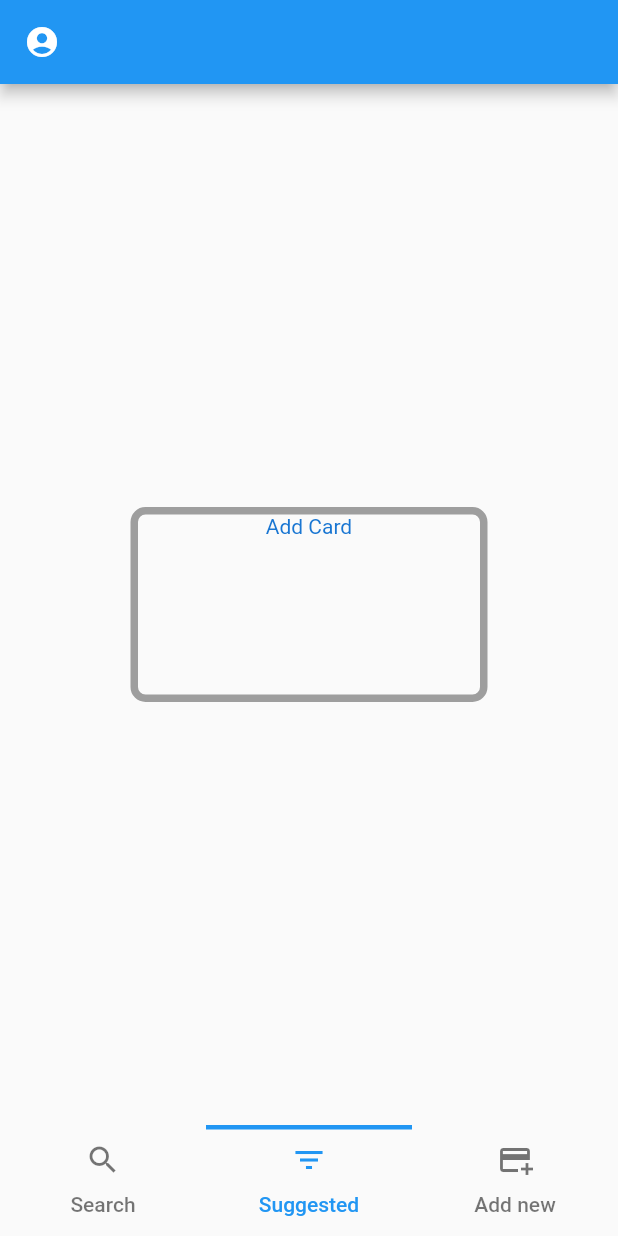
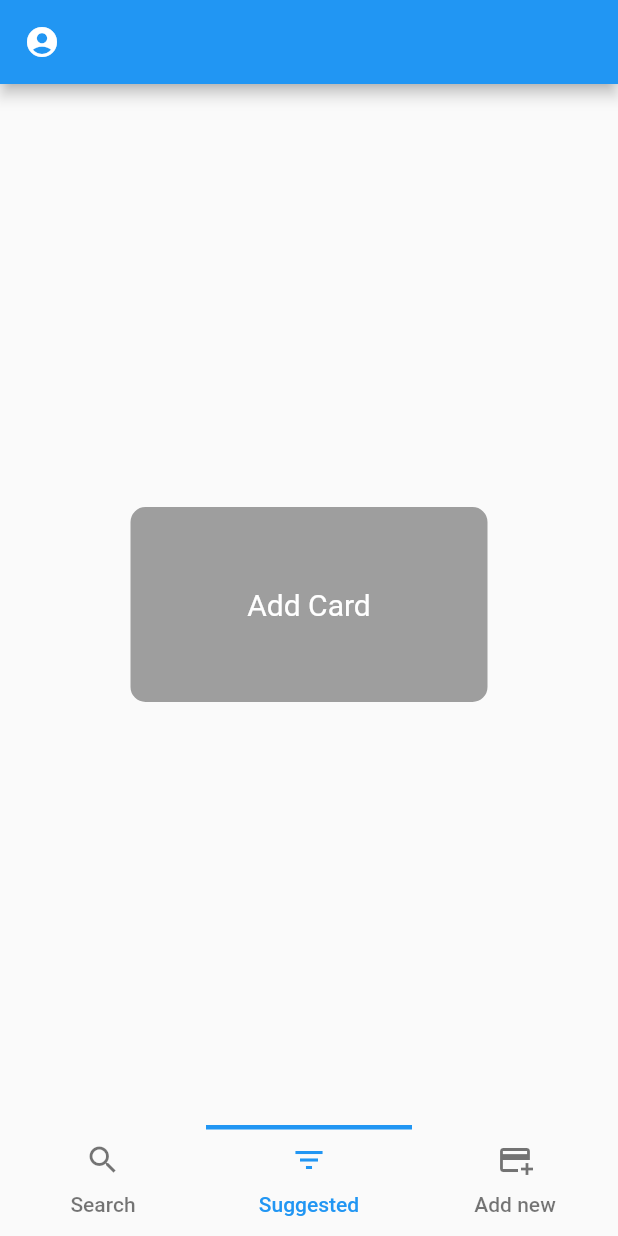
Before and after one commit to Alex1um/Red-FAlcons, a Flutter app: the screen it shows after launch, on a phone screen of 412 x 824 dp. Run offline on Flutter 3.47's test engine with Material 2 defaults, Android fonts, the phone set to English and light mode, and no system bars; our stand-ins replace barcode_widget, equatable, flutter_secure_storage, location, shared_preferences; missing offline and left inert: filter_list, mobile_scanner, requests; accounts and stored records are empty.

Commit message:
main screen add card

```diff
--- a/quick_wallet_app/lib/card.dart
+++ b/quick_wallet_app/lib/card.dart
@@ -84,6 +84,7 @@ class UserCard extends StatelessWidget {
       width: cardWidth,
       margin: const EdgeInsets.all(10.0),
       decoration: BoxDecoration(
+        color: Colors.grey,
         // Decoration
         // image: DecorationImage(
         //     image: NetworkImage('https://yandex.ru/images/search?text=mastercard%20picture&from=tabbar&p=1&pos=37&rpt=simage&img_url=http%3A%2F%2Fmemberscommunitycu.org%2Fwp-content%2Fuploads%2F2018%2F06%2FMastercard-01.png&lr=65')
@@ -95,13 +96,15 @@ class UserCard extends StatelessWidget {
         borderRadius: const BorderRadius.all(Radius.circular(10)),
       ),
       child: Column(
-        textDirection: TextDirection.ltr,
-        crossAxisAlignment: CrossAxisAlignment.center,
+        // textDirection: TextDirection.ltr,
+        crossAxisAlignment: CrossAxisAlignment.start,
         mainAxisAlignment: MainAxisAlignment.spaceBetween,
         children: <Widget>[
           Text(shop.name,
-              style: TextStyle(color: Theme.of(context).primaryColorDark)),
-          Text(cardNumber, textAlign: TextAlign.center),
+              style: TextStyle(color: Colors.white),
+          ),
+          Text(cardNumber, textAlign: TextAlign.center, style: TextStyle(color: Colors.white),
+          ),
         ],
       ),
     );
@@ -145,4 +148,40 @@ class UserCard extends StatelessWidget {
 
 class StubCard extends UserCard {
   StubCard() : super(shop: Shop.undefined(name: 'Add Card'), cardNumber: '');
+
+  @override
+  Widget build(BuildContext context) {
+    return Container(
+      alignment: Alignment.center,
+      height: cardHeight,
+      width: cardWidth,
+      margin: const EdgeInsets.all(10.0),
+      decoration: BoxDecoration(
+        color: Colors.grey,
+        // Decoration
+        // image: DecorationImage(
+        //     image: NetworkImage('https://yandex.ru/images/search?text=mastercard%20picture&from=tabbar&p=1&pos=37&rpt=simage&img_url=http%3A%2F%2Fmemberscommunitycu.org%2Fwp-content%2Fuploads%2F2018%2F06%2FMastercard-01.png&lr=65')
+        // ),
+        border: Border.all(
+          color: Colors.grey,
+          width: 5,
+        ),
+        borderRadius: const BorderRadius.all(Radius.circular(10)),
+      ),
+      child: Column(
+        // textDirection: TextDirection.ltr,
+        crossAxisAlignment: CrossAxisAlignment.center,
+        mainAxisAlignment: MainAxisAlignment.center,
+        children: <Widget>[
+          Text(shop.name,
+            style: const TextStyle(
+                color: Colors.white,
+              fontSize: 20.0,
+            ),
+          ),
+        ],
+      ),
+    );
+  }
+
 }
```
